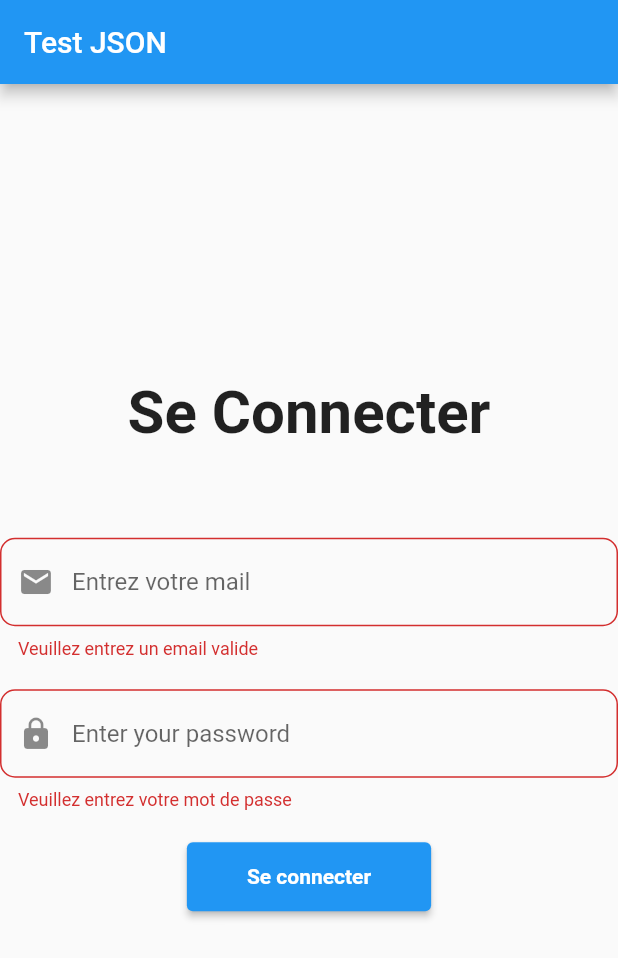
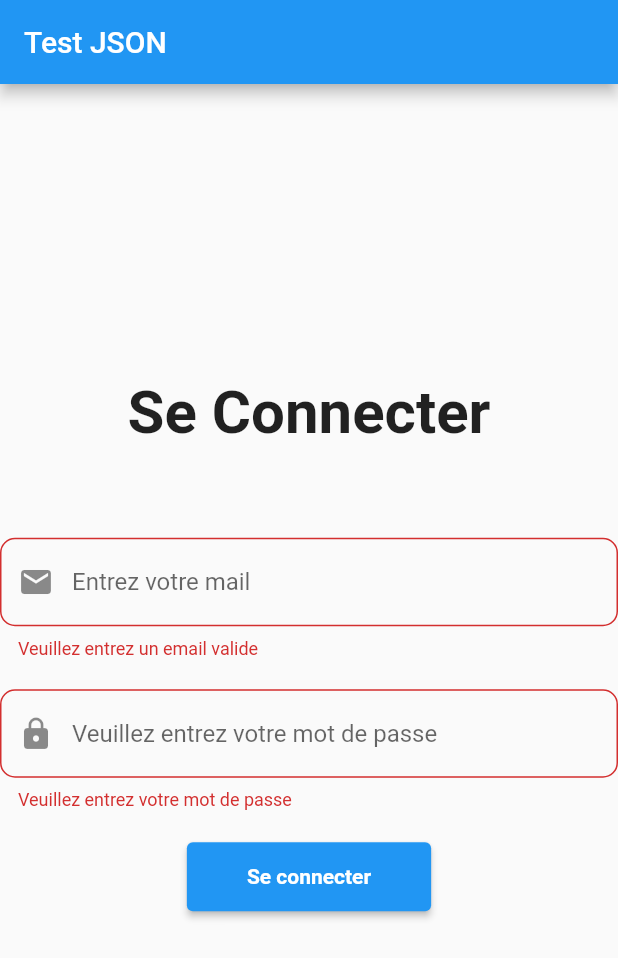
Before and after one commit to ElvisSlam/test_api_articles, a Flutter app: the screen it shows after launch, after a tap on "Se connecter", on a phone screen of 412 x 824 dp. Shown: the top 958 px of the screen. Run offline on Flutter 3.47's test engine with Material 2 defaults, Android fonts, the phone set to English and light mode, and no system bars; our stand-ins replace email_validator.

Commit message:
feat: added routes

```diff
--- a/lib/main.dart
+++ b/lib/main.dart
@@ -24,13 +24,12 @@ class MyApp extends StatefulWidget {
   _MyAppState createState() => _MyAppState();
 }
 
-
 class LoginPage extends StatelessWidget {
-
   final emailController = TextEditingController();
   final mdpController = TextEditingController();
   final _formKey = GlobalKey<FormState>();
 
+  LoginPage({super.key});
 
   Future<String> veriflogin() async {
     var email = emailController.text;
@@ -50,9 +49,7 @@ class LoginPage extends StatelessWidget {
     var token = data['token'];
 
     return token;
-
   }
-
 
   @override
   Widget build(BuildContext context) {
@@ -61,7 +58,6 @@ class LoginPage extends StatelessWidget {
         title: const Text('Test JSON'),
       ),
       body: Center(
-
         child: Column(
           mainAxisAlignment: MainAxisAlignment.center,
           crossAxisAlignment: CrossAxisAlignment.center,
@@ -109,7 +105,7 @@ class LoginPage extends StatelessWidget {
                     obscureText: true,
                     decoration: InputDecoration(
                       prefixIcon: const Icon(Icons.lock),
-                        hintText: 'Enter your password',
+                      hintText: 'Veuillez entrez votre mot de passe',
                       border: OutlineInputBorder(
                         borderRadius: BorderRadius.circular(10),
                       ),
@@ -122,10 +118,9 @@ class LoginPage extends StatelessWidget {
                     onPressed: () {
                       if (_formKey.currentState!.validate()) {
                         var token = veriflogin();
-                          Navigator.push<void>(
+                        Navigator.pushNamed(
                           context,
-                            MaterialPageRoute<void>(
-                                builder: (BuildContext context) => const SecondRoute()),
+                          '/second',
                         );
                       }
                     },
@@ -151,7 +146,6 @@ class LoginPage extends StatelessWidget {
     );
   }
 }
-
 
 class _MyAppState extends State<MyApp> {
   var _data = '';
@@ -187,7 +181,16 @@ class _MyAppState extends State<MyApp> {
   @override
   Widget build(BuildContext context) {
     return MaterialApp(
-      home: LoginPage()
+      title: 'Named Routes Demo',
+      // Start the app with the "/" named route. In this case, the app starts
+      // on the FirstScreen widget.
+      initialRoute: '/',
+      routes: {
+        // When navigating to the "/" route, build the FirstScreen widget.
+        '/': (context) => LoginPage(),
+        // When navigating to the "/second" route, build the SecondScreen widget.
+        '/second': (context) => const SecondRoute(),
+      },
     );
   }
 }
@@ -195,12 +198,11 @@ class _MyAppState extends State<MyApp> {
 class SecondRoute extends StatelessWidget {
   const SecondRoute({super.key});
 
-
   @override
   Widget build(BuildContext context) {
     return Scaffold(
       appBar: AppBar(
-        title: const Text('Second Route'),
+        title: const Text('Connexion Réussie'),
       ),
       body: Center(
         child: Column(
@@ -208,15 +210,17 @@ class SecondRoute extends StatelessWidget {
           crossAxisAlignment: CrossAxisAlignment.center,
           children: <Widget>[
             const Text(
-                'Se Connecter ',
+              'Connexion réussie ',
               style: TextStyle(
                 fontWeight: FontWeight.bold,
                 fontSize: 40,
               ),
             ),
-              const SizedBox(
-                height: 60,
-              ),
+            ElevatedButton(
+                onPressed: () {
+                  Navigator.pop(context);
+                },
+                child: const Text("Retour"))
           ],
         ),
       ),
```
Lines whose indentation alone changed are shown as unchanged.
